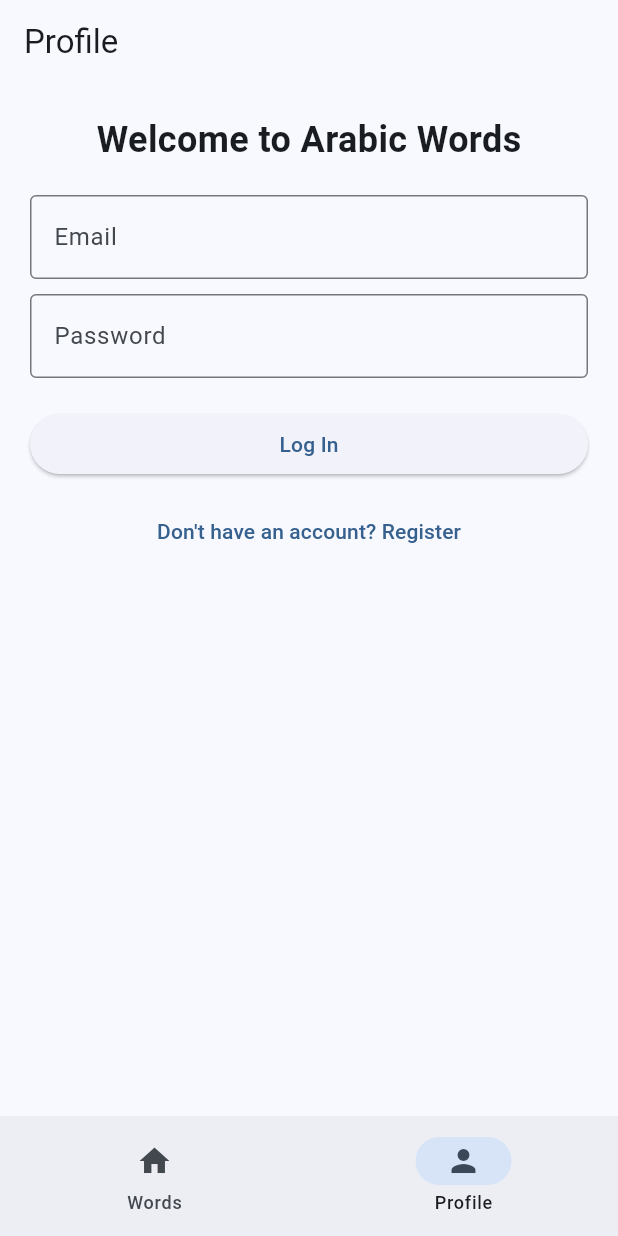
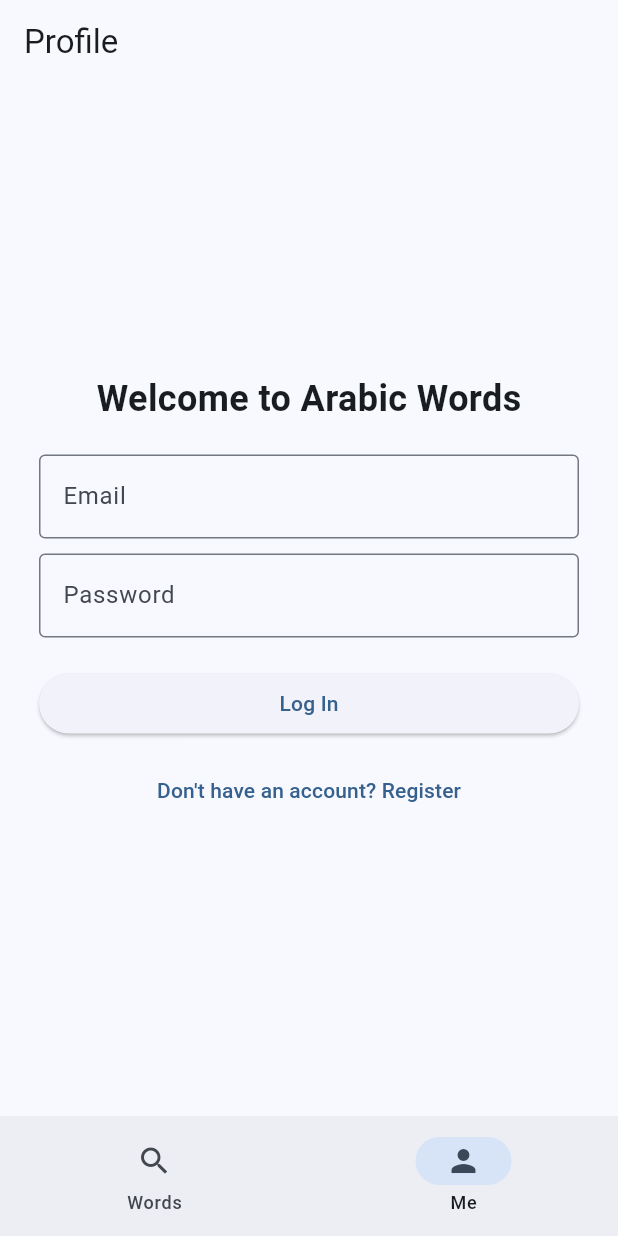
Before and after one commit to kuba-04/arwords, a Flutter app: the screen it shows after launch, item 2 of the bottom bar chosen, on a phone screen of 412 x 824 dp. Run offline on Flutter 3.47's test engine with Material 3 defaults, Android fonts, the phone set to English and light mode, and no system bars; our stand-ins replace flutter_dotenv, supabase_flutter; accounts and stored records are empty.

Commit message:
improve look

```diff
--- a/lib/main.dart
+++ b/lib/main.dart
@@ -76,8 +76,8 @@ class _MainScreenState extends State<MainScreen> {
         selectedIndex: _selectedIndex,
         onDestinationSelected: _onItemTapped,
         destinations: const <NavigationDestination>[
-          NavigationDestination(icon: Icon(Icons.home), label: 'Words'),
-          NavigationDestination(icon: Icon(Icons.person), label: 'Profile'),
+          NavigationDestination(icon: Icon(Icons.search), label: 'Words'),
+          NavigationDestination(icon: Icon(Icons.person), label: 'Me'),
         ],
       ),
     );
--- a/lib/screens/profile_screen.dart
+++ b/lib/screens/profile_screen.dart
@@ -305,8 +305,13 @@ class _ProfileScreenState extends State<ProfileScreen> {
   Widget build(BuildContext context) {
     return Scaffold(
       appBar: AppBar(title: const Text('Profile')),
-      body: SingleChildScrollView(
-        child: _isAuthenticated ? _buildProfile() : _buildAuthForm(),
+      body: Center(
+        child: SingleChildScrollView(
+          child: Container(
+            constraints: const BoxConstraints(maxWidth: 400),
+            child: _isAuthenticated ? _buildProfile() : _buildAuthForm(),
+          ),
+        ),
       ),
     );
   }
--- a/lib/services/words_service.dart
+++ b/lib/services/words_service.dart
@@ -135,9 +135,6 @@ class WordsService {
           .order(sortBy)
           .range(from, to);
 
-      // Add debug log to see the response structure
-      log('Response from database: ${response.toString()}');
-
       if (response == null || response.isEmpty) {
         return WordsResponse(
           data: [],
```
